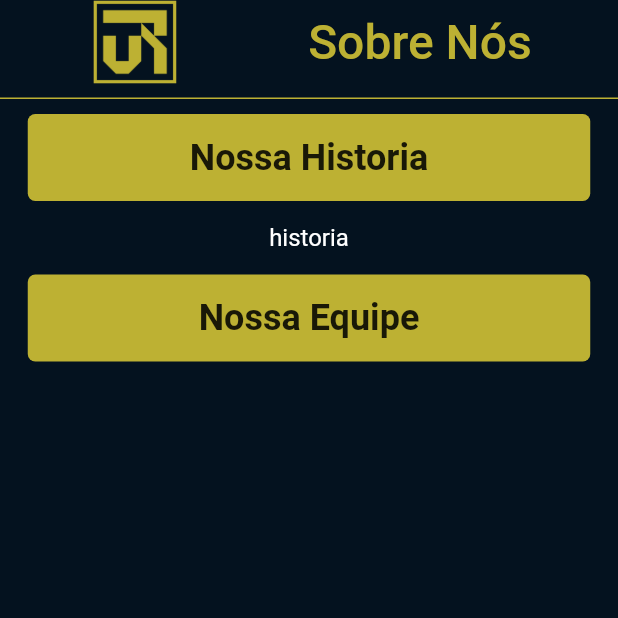
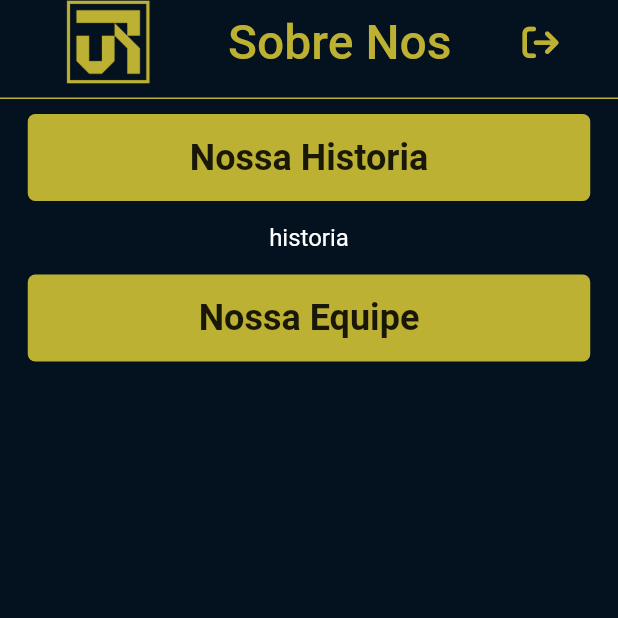
Before and after one commit to MarcoPatrocinio/Mobile_VTR_Effects, a Flutter app: the PageSobreNos screen opened by its route, on a phone screen of 412 x 824 dp, the top half of it. Run offline on Flutter 3.47's test engine with Material 2 defaults, Android fonts, the phone set to English and light mode, and no system bars; our stand-ins replace cloud_firestore, dio, file_picker, firebase_core, firebase_storage, flutter_map and 4 more; missing offline and left inert: dart:ffi, flutter_downloader, flutter_file_downloader; accounts and stored records are empty.

Commit message:
Ajuste no cabecalho / continuação comentarios

```diff
--- /dev/null
+++ b/lib/components/cabecalho_paginas.dart
@@ -0,0 +1,42 @@
+import 'package:flutter/material.dart';
+import 'package:font_awesome_flutter/font_awesome_flutter.dart';
+
+class CabecalhoPaginas extends StatelessWidget{
+  final String nomePagina;
+  const CabecalhoPaginas({required String this.nomePagina});
+
+  void logout(BuildContext context) {
+    Navigator.of(context).popUntil((route) => route.isFirst);
+  }
+  @override
+  Widget build(BuildContext context){
+    return Flex(
+      direction: Axis.horizontal,
+      mainAxisAlignment: MainAxisAlignment.spaceAround,
+      children: [
+        const Flexible(
+          fit: FlexFit.loose,
+          child: Image(
+            image: AssetImage('lib/assets/VTREffectsLogo.png'),
+            width: 65,
+          ),
+        ),
+        Flexible(
+          fit: FlexFit.loose,
+          child: Text(
+            nomePagina,
+            style: const TextStyle(
+                fontSize: 32,
+                fontWeight: FontWeight.w500,
+                color: Color(0xFFBDB133)
+            ),
+          ),
+        ),
+        GestureDetector(
+          onTap: () => logout(context),
+          child: const Icon(FontAwesomeIcons.arrowRightFromBracket, color: Color(0xFFBDB133)),
+        ),
+      ],
+    );
+  }
+}
--- a/lib/pages/sobre_nos.dart
+++ b/lib/pages/sobre_nos.dart
@@ -7,6 +7,7 @@ import 'package:vtr_effects/classes/redes_sociais.dart';
 import 'package:vtr_effects/classes/sobre_nos.dart';
 
 import '../classes/sobre_nos.dart';
+import '../components/cabecalho_paginas.dart';
 
 Future<List<Equipe>>? getEquipe() async {
   final db = FirebaseFirestore.instance;
@@ -100,26 +101,7 @@ class _PageSobreNosState extends State<PageSobreNos> {
               ),
             ),
           ),
-          title: Flex(
-            direction: Axis.horizontal,
-            mainAxisAlignment: MainAxisAlignment.spaceAround,
-            children: const [
-              Flexible(
-                fit: FlexFit.loose,
-                child: Image(
-                  image: AssetImage('lib/assets/VTREffectsLogo.png'),
-                  width: 65,
-                ),
-              ),
-              Text(
-                'Sobre Nós',
-                style: TextStyle(
-                    fontSize: 32,
-                    fontWeight: FontWeight.w500,
-                    color: Color(0xFFBDB133)),
-              ),
-            ],
-          ),
+          title: const CabecalhoPaginas(nomePagina: "Sobre Nos"),
           backgroundColor: const Color(0xFF04121F),
         ),
         body: SingleChildScrollView(
```
Also changed, not shown: lib/components/veja_mais.dart (+66 -24 lines), lib/pages/page_fale_conosco.dart (+2 -21 lines), lib/pages/page_produtos.dart (+2 -24 lines), lib/pages/page_veja_mais.dart (+2 -24 lines).
